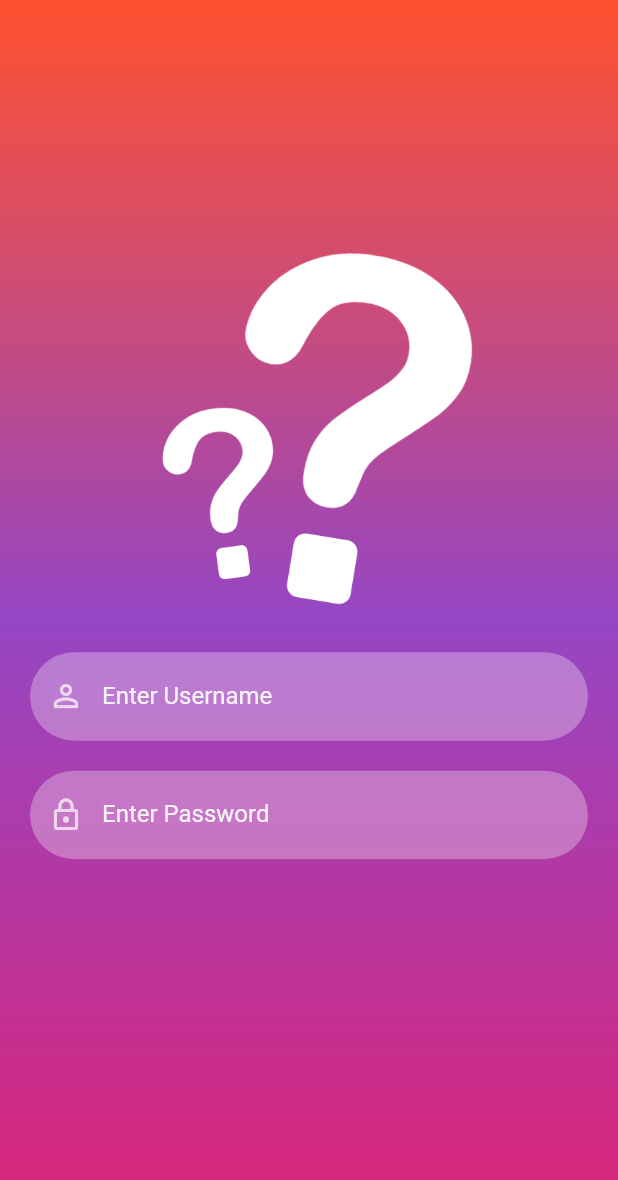
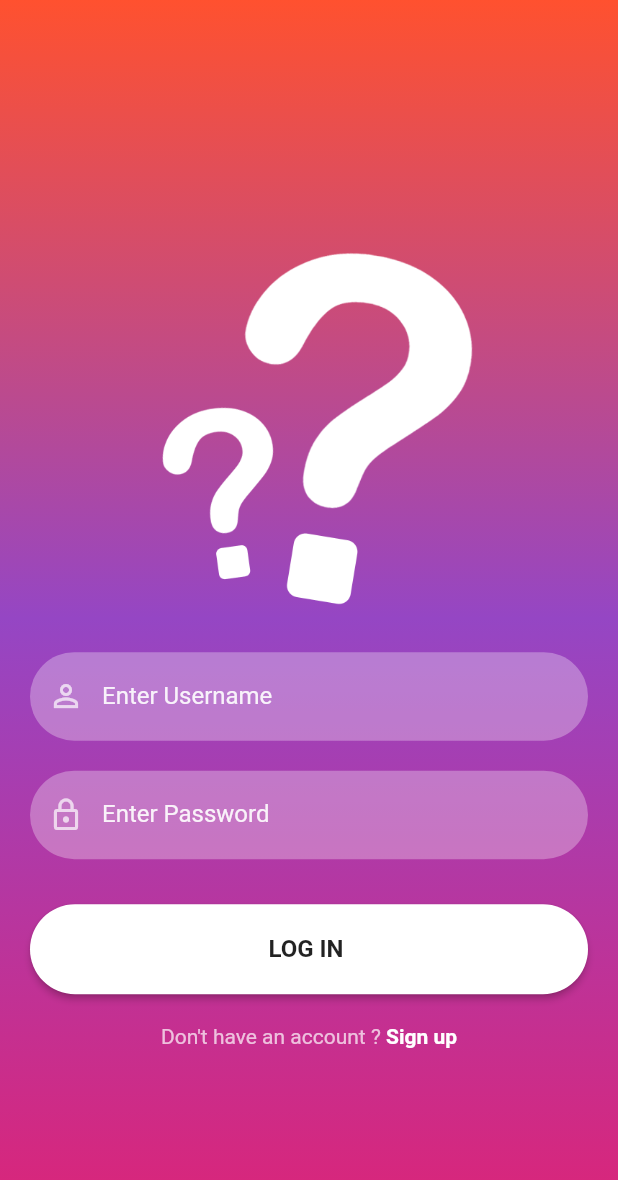
Before and after one commit to frank7841/Signup, a Flutter app: the screen it shows after launch, on a phone screen of 412 x 824 dp. Shown: the top 1180 px of the screen. Run offline on Flutter 3.47's test engine with Material 2 defaults, Android fonts, the phone set to English and light mode, and no system bars.

```diff
--- a/lib/components/reusable_widget.dart
+++ b/lib/components/reusable_widget.dart
@@ -38,3 +38,32 @@ TextField reusableTextField(String text, IconData icon, bool isPasswordType,
           ? TextInputType.visiblePassword
           : TextInputType.emailAddress);
 }
+
+Container loginSignupButton(
+    BuildContext context, bool isLogin, Function onTap) {
+  return Container(
+    width: MediaQuery.of(context).size.width,
+    height: 60,
+    margin: const EdgeInsets.fromLTRB(0, 10, 0, 20),
+    decoration: BoxDecoration(borderRadius: BorderRadius.circular(90)),
+    child: ElevatedButton(
+      onPressed: () {
+        onTap();
+      },
+      child: Text(
+        isLogin ? 'LOG IN ' : 'SIGN UP',
+        style: const TextStyle(
+            color: Colors.black87, fontWeight: FontWeight.bold, fontSize: 16),
+      ),
+      style: ButtonStyle(
+          backgroundColor: MaterialStateProperty.resolveWith((states) {
+            if (states.contains(MaterialState.pressed)) {
+              return Colors.black26;
+            }
+            return Colors.white;
+          }),
+          shape: MaterialStateProperty.all<RoundedRectangleBorder>(
+              RoundedRectangleBorder(borderRadius: BorderRadius.circular(30)))),
+    ),
+  );
+}
--- a/lib/screens/login_screen.dart
+++ b/lib/screens/login_screen.dart
@@ -1,6 +1,8 @@
 import 'package:flutter/src/widgets/container.dart';
 import 'package:flutter/src/widgets/framework.dart';
 import 'package:flutter/material.dart';
+import 'package:register/screens/home_screen.dart';
+import 'package:register/screens/signup_screen.dart';
 import 'package:register/utils/colors_patch.dart';
 
 import '../components/reusable_widget.dart';
@@ -43,7 +45,15 @@ class _LoginScreenState extends State<LoginScreen> {
                   height: 20,
                 ),
                 reusableTextField("Enter Password", Icons.lock_outline, true,
-                    _emailTextController),
+                    _passwordTextController),
+                SizedBox(
+                  height: 20,
+                ),
+                loginSignupButton(context, true, () {
+                  Navigator.push(context,
+                      MaterialPageRoute(builder: (context) => HomeScreen()));
+                }),
+                signUpOption()
               ],
             ),
           ),
@@ -51,4 +61,24 @@ class _LoginScreenState extends State<LoginScreen> {
       ),
     );
   }
+
+  Row signUpOption() {
+    return Row(
+      mainAxisAlignment: MainAxisAlignment.center,
+      children: [
+        const Text("Don't have an account ? ",
+            style: TextStyle(color: Colors.white70)),
+        GestureDetector(
+          onTap: () {
+            Navigator.push(context,
+                MaterialPageRoute(builder: (context) => SignUpScreen()));
+          },
+          child: const Text(
+            "Sign up",
+            style: TextStyle(color: Colors.white, fontWeight: FontWeight.bold),
+          ),
+        )
+      ],
+    );
+  }
 }
```
Also changed, not shown: lib/screens/home_screen.dart (+27 -0 lines), lib/screens/signup_screen.dart (+72 -0 lines).
